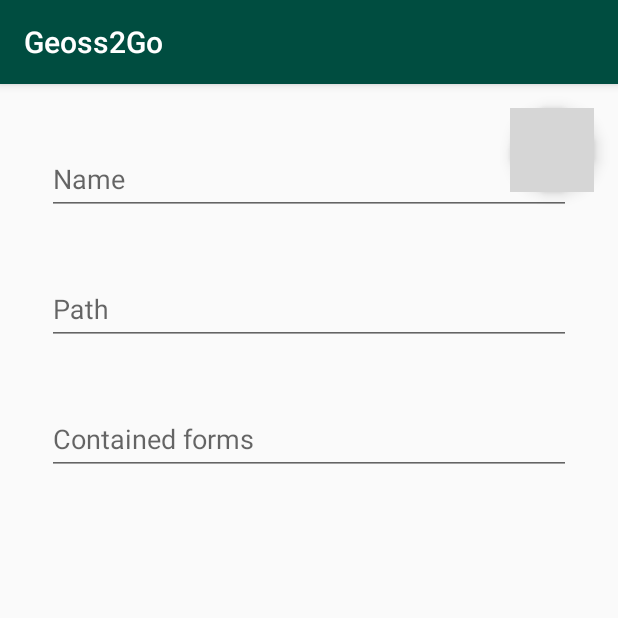
After one commit to moovida/geoss2go, an Android app: the fragment FormTagsFragment shown on its own in the app's theme, on a phone screen of 412 x 824 dp, the top half of it. The commit adds this screen. Run offline under Robolectric (Android 15) with nearby library versions, the phone set to English and light mode, and no system bars; libraries missing offline, so code that uses them is left out: eu.geopaparazzi.library; 1 statement that could not run was skipped; grey boxes are pictures that could not be loaded.

Commit message:
form path working

```diff
--- /dev/null
+++ b/app/src/main/java/com/hydrologis/geoss2go/activities/FormTagsFragment.java
@@ -0,0 +1,130 @@
+package com.hydrologis.geoss2go.activities;
+
+import android.app.Activity;
+import android.content.Intent;
+import android.os.Bundle;
+import android.support.design.widget.FloatingActionButton;
+import android.support.v4.app.Fragment;
+import android.text.Editable;
+import android.text.TextWatcher;
+import android.view.LayoutInflater;
+import android.view.View;
+import android.view.ViewGroup;
+import android.widget.EditText;
+
+import com.hydrologis.geoss2go.R;
+import com.hydrologis.geoss2go.core.Profile;
+
+import org.json.JSONArray;
+import org.json.JSONException;
+import org.json.JSONObject;
+
+import java.io.File;
+import java.io.IOException;
+import java.util.ArrayList;
+import java.util.Arrays;
+import java.util.List;
+
+import eu.geopaparazzi.library.core.ResourcesManager;
+import eu.geopaparazzi.library.core.activities.DirectoryBrowserActivity;
+import eu.geopaparazzi.library.util.FileUtilities;
+import eu.geopaparazzi.library.util.LibraryConstants;
+
+import static eu.geopaparazzi.library.forms.FormUtilities.ATTR_SECTIONNAME;
+
+public class FormTagsFragment extends Fragment {
+    private static final String ARG_PROFILE = "profile";
+    public static final int RETURNCODE_BROWSE = 666;
+
+    private EditText nameEdittext;
+    private EditText pathEdittext;
+    private EditText formsEdittext;
+
+    public FormTagsFragment() {
+    }
+
+    /**
+     * Returns a new instance of this fragment for the given section
+     * number.
+     */
+    public static FormTagsFragment newInstance(Profile profile) {
+        FormTagsFragment fragment = new FormTagsFragment();
+        Bundle args = new Bundle();
+        args.putParcelable(ARG_PROFILE, profile);
+        fragment.setArguments(args);
+        return fragment;
+    }
+
+    @Override
+    public View onCreateView(LayoutInflater inflater, ViewGroup container,
+                             Bundle savedInstanceState) {
+        View rootView = inflater.inflate(R.layout.fragment_profilesettings_forms, container, false);
+
+        Profile profile = getArguments().getParcelable(ARG_PROFILE);
+
+        nameEdittext = (EditText) rootView.findViewById(R.id.formNameEditText);
+        pathEdittext = (EditText) rootView.findViewById(R.id.formPathEditText);
+        formsEdittext = (EditText) rootView.findViewById(R.id.sectionsEditText);
+        if (profile != null && profile.tagsPath != null && new File(profile.tagsPath).exists()) {
+            setFormData(profile.tagsPath);
+        }
+        FloatingActionButton addFormButton = (FloatingActionButton) rootView.findViewById(R.id.addFormButton);
+        addFormButton.setOnClickListener(new View.OnClickListener() {
+            @Override
+            public void onClick(View v) {
+                try {
+                    File sdcardDir = ResourcesManager.getInstance(getContext()).getSdcardDir();
+                    Intent browseIntent = new Intent(getContext(), DirectoryBrowserActivity.class);
+//                browseIntent.putExtra(DirectoryBrowserActivity.PUT_PATH_PREFERENCE, PREFS_KEY_CUSTOM_EXTERNALSTORAGE);
+                    browseIntent.putExtra(DirectoryBrowserActivity.EXTENTION, "json");
+                    browseIntent.putExtra(DirectoryBrowserActivity.STARTFOLDERPATH, sdcardDir.getAbsolutePath());
+                    startActivityForResult(browseIntent, RETURNCODE_BROWSE);
+                } catch (Exception e) {
+                    e.printStackTrace();
+                }
+
+            }
+        });
+
+        return rootView;
+    }
+
+    private void setFormData(String tagsPath) {
+        try {
+            File file = new File(tagsPath);
+            List<String> sectionsMap = new ArrayList<>();
+            String tagsFileString = FileUtilities.readfile(file);
+            JSONArray sectionsArrayObj = new JSONArray(tagsFileString);
+            int tagsNum = sectionsArrayObj.length();
+            for (int i = 0; i < tagsNum; i++) {
+                JSONObject jsonObject = sectionsArrayObj.getJSONObject(i);
+                if (jsonObject.has(ATTR_SECTIONNAME)) {
+                    String sectionName = jsonObject.get(ATTR_SECTIONNAME).toString();
+                    sectionsMap.add(sectionName);
+                }
+            }
+            nameEdittext.setText(file.getName());
+            pathEdittext.setText(file.getAbsolutePath());
+            formsEdittext.setText(Arrays.toString(sectionsMap.toArray()));
+        } catch (Exception e) {
+            e.printStackTrace();
+        }
+    }
+
+    @Override
+    public void onActivityResult(int requestCode, int resultCode, Intent data) {
+        super.onActivityResult(requestCode, resultCode, data);
+        switch (requestCode) {
+            case (RETURNCODE_BROWSE): {
+                if (resultCode == Activity.RESULT_OK) {
+                    String path = data.getStringExtra(LibraryConstants.PREFS_KEY_PATH);
+                    if (path != null && new File(path).exists()) {
+                        setFormData(path);
+                        ProfileSettingsActivity activity = (ProfileSettingsActivity) getActivity();
+                        activity.onFormPathChanged(path);
+                    }
+                }
+            }
+        }
+    }
+}
--- a/app/src/main/res/layout/content_geoss2_go.xml
+++ b/app/src/main/res/layout/content_geoss2_go.xml
@@ -41,6 +41,7 @@
             android:paddingTop="10dip"
             android:layout_width="match_parent"
             android:layout_height="match_parent"
+            android:padding="20dip"
             android:orientation="vertical">
 
         </LinearLayout>
--- /dev/null
+++ b/app/src/main/res/layout/fragment_profilesettings_forms.xml
@@ -0,0 +1,86 @@
+<FrameLayout xmlns:android="http://schemas.android.com/apk/res/android"
+    android:layout_width="fill_parent"
+    android:layout_height="fill_parent">
+
+    <RelativeLayout xmlns:android="http://schemas.android.com/apk/res/android"
+        xmlns:tools="http://schemas.android.com/tools"
+        android:layout_width="match_parent"
+        android:layout_height="match_parent"
+        android:paddingBottom="@dimen/activity_vertical_margin"
+        android:paddingLeft="@dimen/activity_horizontal_margin"
+        android:paddingRight="@dimen/activity_horizontal_margin"
+        android:paddingTop="@dimen/activity_vertical_margin"
+        tools:context="com.hydrologis.geoss2go.activities.ProfileSettingsActivity">
+
+
+        <android.support.design.widget.TextInputLayout
+            android:id="@+id/formNameLayout"
+            android:layout_width="match_parent"
+            android:layout_height="wrap_content"
+            android:layout_alignParentEnd="true"
+            android:layout_alignParentStart="true"
+            android:layout_alignParentTop="true"
+            android:layout_gravity="fill_horizontal"
+            android:layout_margin="15dp"
+            android:hint="Name">
+
+            <EditText
+                android:id="@+id/formNameEditText"
+                android:layout_width="match_parent"
+                android:layout_height="wrap_content"
+                android:focusable="false"
+                android:singleLine="true"
+                android:text="" />
+
+        </android.support.design.widget.TextInputLayout>
+
+        <android.support.design.widget.TextInputLayout
+            android:id="@+id/formPathLayout"
+            android:layout_width="match_parent"
+            android:layout_height="wrap_content"
+            android:layout_below="@+id/formNameLayout"
+            android:layout_gravity="fill_horizontal"
+            android:layout_margin="15dp"
+            android:hint="Path">
+
+            <EditText
+                android:id="@+id/formPathEditText"
+                android:layout_width="match_parent"
+                android:layout_height="wrap_content"
+                android:focusable="false"
+                android:singleLine="true"
+                android:text="" />
+
+        </android.support.design.widget.TextInputLayout>
+
+        <android.support.design.widget.TextInputLayout
+            android:id="@+id/sectionsLayout"
+            android:layout_width="match_parent"
+            android:layout_height="wrap_content"
+            android:layout_below="@+id/formPathLayout"
+            android:layout_gravity="fill_horizontal"
+            android:layout_margin="15dp"
+            android:hint="Contained forms">
+
+            <EditText
+                android:id="@+id/sectionsEditText"
+                android:layout_width="match_parent"
+                android:layout_height="wrap_content"
+                android:focusable="false"
+                android:singleLine="true"
+                android:text="" />
+
+        </android.support.design.widget.TextInputLayout>
+
+
+    </RelativeLayout>
+
+
+    <android.support.design.widget.FloatingActionButton
+        android:id="@+id/addFormButton"
+        android:layout_width="wrap_content"
+        android:layout_height="wrap_content"
+        android:layout_gravity="end|top"
+        android:layout_margin="@dimen/fab_margin"
+        android:src="@drawable/ic_add_24dp" />
+</FrameLayout>
```
Also changed, not shown: app/src/main/AndroidManifest.xml (+9 -1 lines), app/src/main/java/com/hydrologis/geoss2go/activities/ProfileSettingsActivity.java (+10 -13 lines), app/src/main/res/layout/activity_profile_settings.xml (+0 -8 lines).
